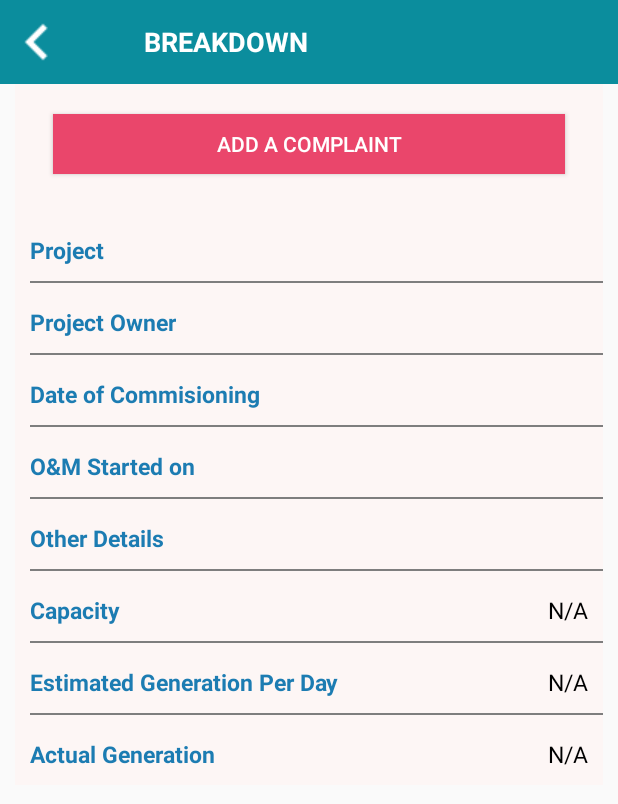
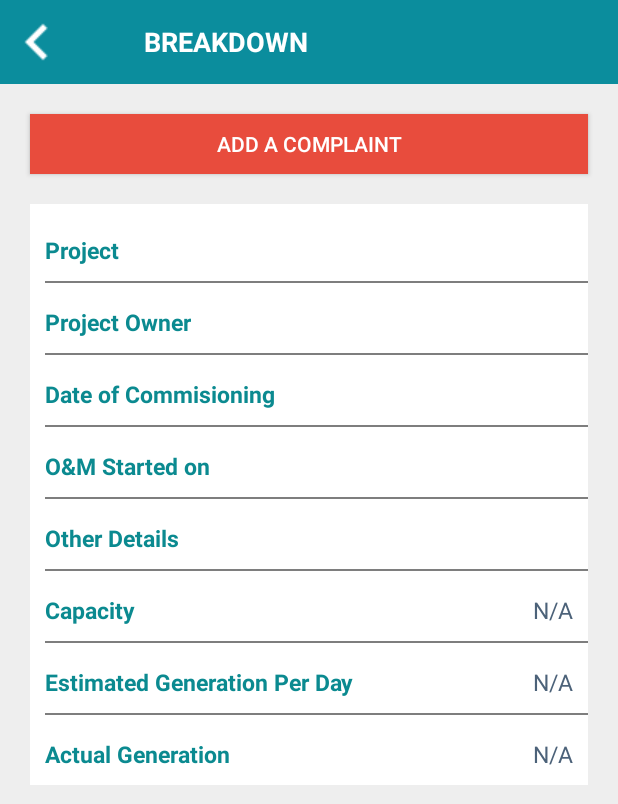
Before and after one commit to abhi4098/TestSolarProjectApp, an Android app: the BreakdownActivity screen opened directly, with no data from a screen before it, on a phone screen of 412 x 824 dp. Shown: the top 804 px of the screen. Run offline under Robolectric (Android 15) with nearby library versions, the phone set to English and light mode, and no system bars; our stand-ins replace ButterKnife; network calls fail.

Commit message:
color changes

```diff
--- a/app/src/main/res/layout/activity_breakdown.xml
+++ b/app/src/main/res/layout/activity_breakdown.xml
@@ -5,6 +5,7 @@
     android:scrollbars="none"
     android:fillViewport="true"
     android:layout_marginBottom="10dp"
+    android:background="#eeeeee"
 
     android:orientation="vertical">
 
@@ -17,31 +18,35 @@
     <LinearLayout
         android:layout_width="match_parent"
         android:orientation="vertical"
-        android:layout_marginStart="10dp"
-        android:layout_marginEnd="10dp"
-        android:background="@color/complaint_background"
+        android:background="#eeeeee"
         android:layout_height="wrap_content">
 
         <Button
             android:id="@+id/add_complaint_button"
             android:layout_width="match_parent"
             android:layout_height="40dp"
-            android:layout_marginStart="25dp"
-            android:layout_marginEnd="25dp"
+            android:layout_marginStart="20dp"
+            android:layout_marginEnd="20dp"
             android:layout_marginTop="20dp"
             android:textColor="@color/white"
-            android:layout_marginBottom="30dp"
-            android:background="@color/solar_pink"
+
+            android:background="@color/overdue_background"
             android:text="ADD A COMPLAINT"/>
 
 
-
+<LinearLayout
+    android:layout_width="match_parent"
+    android:layout_height="match_parent"
+    android:orientation="vertical"
+    android:layout_margin="20dp"
+    android:background="@color/white">
         <RelativeLayout
             android:layout_width="match_parent"
             android:layout_height="wrap_content"
             android:layout_marginStart="10dp"
             android:layout_marginEnd="10dp"
-            android:layout_marginTop="10dp"
+            android:layout_marginTop="20dp"
+            android:background="@color/white"
             android:layout_marginBottom="10dp"
             android:orientation="horizontal">
 
@@ -50,7 +55,7 @@
             android:layout_height="wrap_content"
            android:layout_alignParentStart="true"
             android:textStyle="bold"
-            android:textColor="@color/solar_blue"
+            android:textColor="@color/heading_color"
             android:lines="1"
             android:textSize="15sp"
             android:text="Project"
@@ -63,7 +68,7 @@
             android:layout_height="wrap_content"
             android:textStyle="normal"
             android:layout_alignParentEnd="true"
-            android:textColor="@color/black"
+            android:textColor="@color/request_background"
             android:lines="1"
             android:textSize="15sp"
             android:layout_gravity="center_horizontal"
@@ -94,7 +99,7 @@
                 android:layout_height="wrap_content"
                 android:layout_alignParentStart="true"
                 android:textStyle="bold"
-                android:textColor="@color/solar_blue"
+                android:textColor="@color/heading_color"
                 android:lines="1"
                 android:textSize="15sp"
                 android:text="Project Owner"
@@ -107,7 +112,7 @@
                 android:layout_height="wrap_content"
                 android:textStyle="normal"
                 android:layout_alignParentEnd="true"
-                android:textColor="@color/black"
+                android:textColor="@color/request_background"
                 android:lines="1"
                 android:textSize="15sp"
                 android:layout_gravity="center_horizontal"
@@ -138,7 +143,7 @@
                 android:layout_height="wrap_content"
                 android:layout_alignParentStart="true"
                 android:textStyle="bold"
-                android:textColor="@color/solar_blue"
+                android:textColor="@color/heading_color"
                 android:lines="1"
                 android:textSize="15sp"
                 android:text="Date of Commisioning"
@@ -151,7 +156,7 @@
                 android:layout_height="wrap_content"
                 android:textStyle="normal"
                 android:layout_alignParentEnd="true"
-                android:textColor="@color/black"
+                android:textColor="@color/request_background"
                 android:lines="1"
                 android:textSize="15sp"
                 android:layout_gravity="center_horizontal"
@@ -182,7 +187,7 @@
                 android:layout_height="wrap_content"
                 android:layout_alignParentStart="true"
                 android:textStyle="bold"
-                android:textColor="@color/solar_blue"
+                android:textColor="@color/heading_color"
                 android:lines="1"
                 android:textSize="15sp"
                 android:text="O&amp;M Started on"
@@ -195,7 +200,7 @@
                 android:layout_height="wrap_content"
                 android:textStyle="normal"
                 android:layout_alignParentEnd="true"
-                android:textColor="@color/black"
+                android:textColor="@color/request_background"
                 android:lines="1"
                 android:textSize="15sp"
                 android:layout_gravity="center_horizontal"
@@ -226,7 +231,7 @@
                 android:layout_height="wrap_content"
                 android:layout_alignParentStart="true"
                 android:textStyle="bold"
-                android:textColor="@color/solar_blue"
+                android:textColor="@color/heading_color"
                 android:lines="1"
                 android:textSize="15sp"
                 android:text="Other Details"
@@ -239,7 +244,7 @@
                 android:layout_height="wrap_content"
                 android:textStyle="normal"
                 android:layout_alignParentEnd="true"
-                android:textColor="@color/black"
+                android:textColor="@color/request_background"
                 android:lines="1"
                 android:textSize="15sp"
                 android:layout_gravity="center_horizontal"
@@ -270,7 +275,7 @@
                 android:layout_height="wrap_content"
                 android:layout_alignParentStart="true"
                 android:textStyle="bold"
-                android:textColor="@color/solar_blue"
+                android:textColor="@color/heading_color"
                 android:lines="1"
                 android:textSize="15sp"
                 android:text="Capacity"
@@ -283,7 +288,7 @@
                 android:layout_height="wrap_content"
                 android:textStyle="normal"
                 android:layout_alignParentEnd="true"
-                android:textColor="@color/black"
+                android:textColor="@color/request_background"
                 android:lines="1"
                 android:textSize="15sp"
                 android:text="N/A"
@@ -315,7 +320,7 @@
                 android:layout_height="wrap_content"
                 android:layout_alignParentStart="true"
                 android:textStyle="bold"
-                android:textColor="@color/solar_blue"
+                android:textColor="@color/heading_color"
                 android:lines="1"
                 android:textSize="15sp"
                 android:text="Estimated Generation Per Day"
@@ -328,7 +333,7 @@
                 android:layout_height="wrap_content"
                 android:textStyle="normal"
                 android:layout_alignParentEnd="true"
-                android:textColor="@color/black"
+                android:textColor="@color/request_background"
                 android:lines="1"
                 android:textSize="15sp"
                 android:text="N/A"
@@ -360,7 +365,7 @@
                 android:layout_height="wrap_content"
                 android:layout_alignParentStart="true"
                 android:textStyle="bold"
-                android:textColor="@color/solar_blue"
+                android:textColor="@color/heading_color"
                 android:lines="1"
                 android:textSize="15sp"
                 android:text="Actual Generation"
@@ -373,7 +378,7 @@
                 android:layout_height="wrap_content"
                 android:textStyle="normal"
                 android:layout_alignParentEnd="true"
-                android:textColor="@color/black"
+                android:textColor="@color/request_background"
                 android:lines="1"
                 android:textSize="15sp"
                 android:text="N/A"
@@ -386,7 +391,7 @@
                 android:layout_height="wrap_content"
                 android:textStyle="normal"
                 android:layout_below="@id/actual_generation"
-                android:textColor="@color/solar_blue"
+                android:textColor="@color/heading_color"
                 android:lines="1"
                 android:textSize="12sp"
                 android:text="As on 08/02/2018"
@@ -411,7 +416,7 @@
 
 
 
-
+</LinearLayout>
 
 
     </LinearLayout>
--- a/app/src/main/res/layout/activity_change_password.xml
+++ b/app/src/main/res/layout/activity_change_password.xml
@@ -2,8 +2,7 @@
     android:layout_height="match_parent"
     xmlns:app="http://schemas.android.com/apk/res-auto"
     android:fitsSystemWindows="true"
-    android:background="@color/lighter_gray"
-
+    android:background="@color/list_background_color"
     xmlns:android="http://schemas.android.com/apk/res/android"
     android:orientation="vertical">
 
--- a/app/src/main/res/layout/activity_new_complaint.xml
+++ b/app/src/main/res/layout/activity_new_complaint.xml
@@ -7,7 +7,7 @@
     android:layout_height="match_parent"
 
     android:orientation="vertical"
-    android:background="@color/lighter_gray"
+    android:background="@color/list_background_color"
    >
 
     <include
--- a/app/src/main/res/layout/activity_spare_parts_pending.xml
+++ b/app/src/main/res/layout/activity_spare_parts_pending.xml
@@ -6,7 +6,8 @@
     android:layout_width="match_parent"
     android:layout_height="match_parent"
     android:orientation="vertical"
-    android:background="@color/lighter_gray"
+    android:background="@color/list_background_color"
+
    >
 
     <include
--- a/app/src/main/res/layout/activity_spare_parts_requested.xml
+++ b/app/src/main/res/layout/activity_spare_parts_requested.xml
@@ -6,7 +6,7 @@
     android:layout_width="match_parent"
     android:layout_height="match_parent"
     android:orientation="vertical"
-    android:background="@color/lighter_gray"
+    android:background="@color/list_background_color"
    >
 
     <include
--- a/app/src/main/res/layout/activity_tab.xml
+++ b/app/src/main/res/layout/activity_tab.xml
@@ -20,7 +20,7 @@
             android:id="@+id/tablayout"
             android:layout_width="match_parent"
             android:layout_height="wrap_content"
-            android:background="@color/solar_blue"
+            android:background="@color/heading_color"
             app:tabGravity="fill"
             app:tabIndicatorColor="@color/solar_pink"
             app:tabMode="fixed"
--- a/app/src/main/res/layout/fragment_closed.xml
+++ b/app/src/main/res/layout/fragment_closed.xml
@@ -6,7 +6,7 @@
     android:layout_width="match_parent"
     android:layout_height="match_parent"
     android:orientation="vertical"
-    android:background="@color/lighter_gray"
+    android:background="@color/list_background_color"
     >
 
 
--- a/app/src/main/res/layout/fragment_in_progress.xml
+++ b/app/src/main/res/layout/fragment_in_progress.xml
@@ -6,7 +6,7 @@
     android:layout_width="match_parent"
     android:layout_height="match_parent"
     android:orientation="vertical"
-    android:background="@color/lighter_gray"
+    android:background="@color/list_background_color"
     >
 
 
--- a/app/src/main/res/layout/fragment_open.xml
+++ b/app/src/main/res/layout/fragment_open.xml
@@ -6,7 +6,7 @@
     android:layout_width="match_parent"
     android:layout_height="match_parent"
     android:orientation="vertical"
-    android:background="@color/lighter_gray"
+    android:background="@color/list_background_color"
     >
 
 
--- a/app/src/main/res/layout/layout_spare_parts_pending_list.xml
+++ b/app/src/main/res/layout/layout_spare_parts_pending_list.xml
@@ -173,7 +173,7 @@
         android:layout_width="wrap_content"
         android:layout_height="30dp"
         android:layout_gravity="start"
-        android:background="@color/silver"
+        android:background="@color/list_background_color"
         android:layout_marginTop="20dp">
 
 
@@ -187,7 +187,7 @@
             android:layout_marginStart="20dp"
             android:layout_height="25dp"
             android:layout_marginEnd="20dp"
-            android:textSize="16sp"
+            android:textSize="14sp"
             android:textStyle="bold"
             android:text="APPROVE"/>
 
@@ -198,7 +198,7 @@
             android:textColor="@color/solar_pink"
             android:paddingStart="10dp"
             android:paddingEnd="10dp"
-            android:textSize="16sp"
+            android:textSize="14sp"
             android:textStyle="bold"
             android:layout_centerVertical="true"
             android:layout_alignParentEnd="true"
--- a/app/src/main/res/values/colors.xml
+++ b/app/src/main/res/values/colors.xml
@@ -4,6 +4,7 @@
     <color name="colorPrimaryDark">#303F9F</color>
     <color name="colorAccent">#FF4081</color>
     <color name="lighter_gray">#CABBBBBB</color>
+    <color name="list_background_color">#eeeeee</color>
     <color name="off_white">#EFEFEF</color>
     <color name="white">#FFFFFF</color>
     <color name="black">#000000</color>
```
Also changed, not shown: app/src/main/java/com/solarprojectapp/ui/adapters/ComplaintAdapter.java (+15 -1 lines), app/src/main/res/layout/activity_add_complaint.xml (+3 -4 lines), app/src/main/res/layout/activity_request_sparepart_by_techpartner.xml (+4 -5 lines), app/src/main/res/layout/activity_show_new_complaint_details.xml (+20 -20 lines), app/src/main/res/layout/activity_show_spare_parts_pending_details.xml (+17 -17 lines), app/src/main/res/layout/fragment_profile_customer_page.xml (+5 -6 lines), app/src/main/res/layout/layout_new_complaint_list.xml (+23 -20 lines), app/src/main/res/layout/layout_spare_parts_requested.xml (+17 -17 lines), app/src/main/res/drawable/back.png (added).
